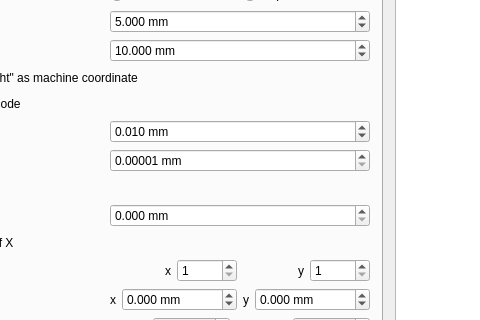
The window that mainwindow.ui (pcb2gcode/pcb2gcodeGUI) describes before a commit, drawn with Qt 5; both pictures show x 173 to 653 and y 119 to 439 of the 907 by 709 pixel window.
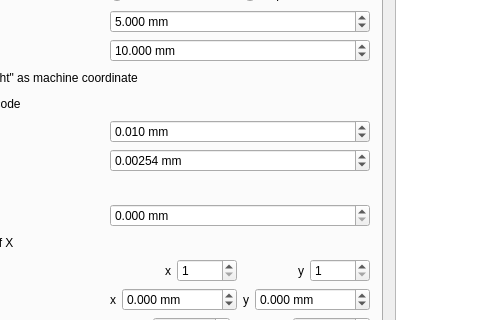
The same window after the commit.

What changed in the file:
```diff
--- a/mainwindow.ui
+++ b/mainwindow.ui
@@ -687,7 +687,7 @@
               <double>0.000010000000000</double>
              </property>
              <property name="value">
-              <double>0.000010000000000</double>
+              <double>0.00254000000000</double>
              </property>
             </widget>
            </item>
```
